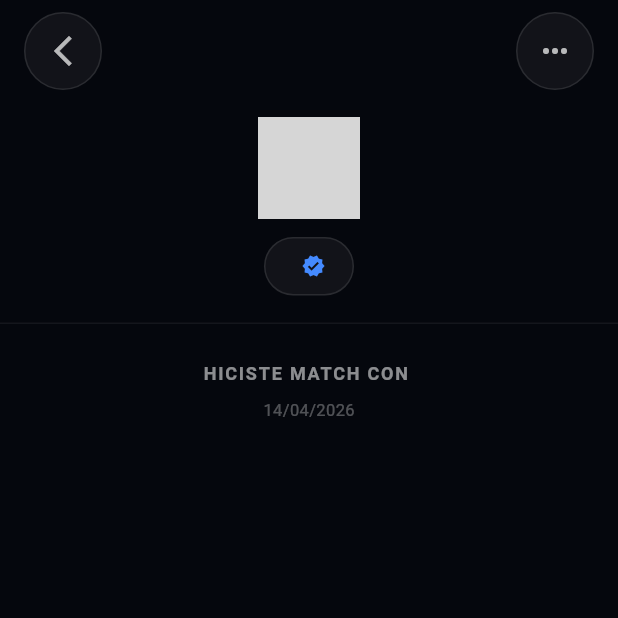
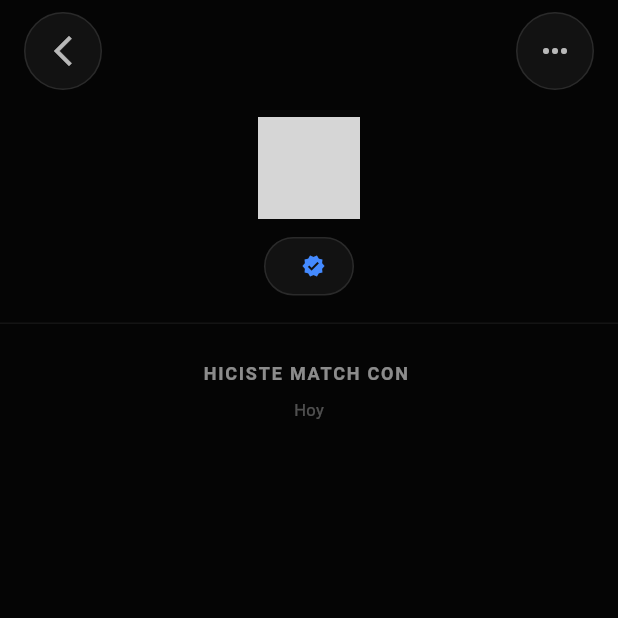
Before and after one commit to DanyRodri23/PawMatch, a Flutter app: the MatchSuccessScreen screen opened directly with empty values, after a tap on "Enviar mensaje", on a phone screen of 412 x 824 dp, the top half of it. Run offline on Flutter 3.47's test engine with Material 3 defaults, Android fonts, the phone set to English and light mode, and no system bars; our stand-ins replace confetti, firebase_auth, firebase_core, geolocator, image_picker, shared_preferences and 1 more; accounts and stored records are empty; network calls fail; grey boxes are pictures that could not be loaded.

Commit message:
cambios de chats

```diff
--- a/lib/data/chats_data.dart
+++ b/lib/data/chats_data.dart
@@ -4,23 +4,37 @@ class ChatsData {
   static List<String> blockedUsers = [];
   static List<String> reports = [];
 
-  static void createChat(Map<String, dynamic> pet) {
-    if (!chats.any((chat) => chat["id"] == pet["id"])) {
+  static void createChat(
+    Map<String, dynamic> pet,
+  ) {
+    if (!chats.any(
+      (chat) => chat["id"] == pet["id"],
+    )) {
       chats.add({
         "id": pet["id"],
         "name": pet["name"],
+
         "image": (pet["images"] != null &&
                 pet["images"] is List &&
                 pet["images"].isNotEmpty)
             ? pet["images"][0]
             : "",
+
         "images": pet["images"] ?? [],
+
         "petData": pet,
+
         "lastMessage": "",
+
         "messages": [],
+
         "unread": 0,
+
         "time": "Ahora",
-        "verified": pet["pedigree"] ?? false,
+
+        "verified":
+            pet["pedigree"] ?? false,
+
         "matchDate": DateTime.now(),
       });
     }
@@ -40,15 +54,16 @@ class ChatsData {
       "time": DateTime.now(),
     };
 
-    (chat["messages"] as List).add(newMessage);
+    (chat["messages"] as List).add(
+      newMessage,
+    );
 
     chat["lastMessage"] = message;
     chat["time"] = "Ahora";
   }
 
-  static List<Map<String, dynamic>> getMessages(
-    String chatId,
-  ) {
+  static List<Map<String, dynamic>>
+      getMessages(String chatId) {
     final chat = chats.firstWhere(
       (chat) => chat["id"] == chatId,
     );
@@ -58,7 +73,9 @@ class ChatsData {
     );
   }
 
-  static void markAsRead(String chatId) {
+  static void markAsRead(
+    String chatId,
+  ) {
     final chat = chats.firstWhere(
       (chat) => chat["id"] == chatId,
     );
@@ -66,9 +83,8 @@ class ChatsData {
     chat["unread"] = 0;
   }
 
-  static Map<String, dynamic>? getChatById(
-    String chatId,
-  ) {
+  static Map<String, dynamic>?
+      getChatById(String chatId) {
     final exists = chats.any(
       (chat) => chat["id"] == chatId,
     );
@@ -101,13 +117,18 @@ class ChatsData {
   static void blockUser(
     String chatId,
   ) {
-    blockedUsers.add(chatId);
+    if (!blockedUsers.contains(chatId)) {
+      blockedUsers.add(chatId);
+    }
+
     removeChatById(chatId);
   }
 
   static void reportUser(
     String chatId,
   ) {
-    reports.add(chatId);
+    if (!reports.contains(chatId)) {
+      reports.add(chatId);
+    }
   }
 }
--- a/lib/screens/chats/chat_detail_page.dart
+++ b/lib/screens/chats/chat_detail_page.dart
@@ -61,11 +61,46 @@ class _ChatDetailPageState
     return "${now.hour}:${now.minute.toString().padLeft(2, '0')}";
   }
 
-  String formatMatchDate(DateTime date) {
-    return
-        "${date.day.toString().padLeft(2, '0')}/"
-        "${date.month.toString().padLeft(2, '0')}/"
-        "${date.year}";
+  String getRelativeMatchTime(DateTime date) {
+    final now = DateTime.now();
+    final difference = now.difference(date);
+
+    if (difference.inDays < 1) {
+      return "Hoy";
+    }
+
+    if (difference.inDays == 1) {
+      return "Ayer";
+    }
+
+    if (difference.inDays < 7) {
+      return "Hace ${difference.inDays} días";
+    }
+
+    if (difference.inDays < 30) {
+      final weeks =
+          (difference.inDays / 7).floor();
+
+      return weeks == 1
+          ? "Hace 1 semana"
+          : "Hace $weeks semanas";
+    }
+
+    if (difference.inDays < 365) {
+      final months =
+          (difference.inDays / 30).floor();
+
+      return months == 1
+          ? "Hace 1 mes"
+          : "Hace $months meses";
+    }
+
+    final years =
+        (difference.inDays / 365).floor();
+
+    return years == 1
+        ? "Hace 1 año"
+        : "Hace $years años";
   }
 
   void openPetProfile() {
@@ -166,13 +201,12 @@ class _ChatDetailPageState
                       BoxDecoration(
                     color: Colors.white24,
                     borderRadius:
-                        BorderRadius
-                            .circular(10),
+                        BorderRadius.circular(
+                      10,
+                    ),
                   ),
                 ),
-
                 const SizedBox(height: 20),
-
                 const Text(
                   "Herramientas de seguridad",
                   style: TextStyle(
@@ -182,21 +216,17 @@ class _ChatDetailPageState
                         FontWeight.bold,
                   ),
                 ),
-
                 const SizedBox(height: 24),
-
                 _sheetOption(
                   "Cancelar Match",
                   "Ya no te interesa, elimínalo de tus matches",
                   cancelMatch,
                 ),
-
                 _sheetOption(
                   "Bloquear",
                   "No verás perfiles ni ellos te verán",
                   blockUser,
                 ),
-
                 _sheetOption(
                   "Denunciar",
                   "No te preocupes, lo contaremos",
@@ -308,8 +338,7 @@ class _ChatDetailPageState
     Future.delayed(
       const Duration(seconds: 2),
       () {
-        newMessage["status"] =
-            "seen";
+        newMessage["status"] = "seen";
 
         if (mounted) {
           setState(() {});
@@ -323,7 +352,8 @@ class _ChatDetailPageState
   void scrollToBottom() {
     Future.delayed(
       const Duration(
-          milliseconds: 250),
+        milliseconds: 250,
+      ),
       () {
         if (!scrollController.hasClients) {
           return;
@@ -371,7 +401,7 @@ class _ChatDetailPageState
   Widget build(BuildContext context) {
     return Scaffold(
       backgroundColor:
-          const Color(0xFF05070D),
+          const Color(0xFF050505),
       body: SafeArea(
         child: Column(
           children: [
@@ -404,7 +434,8 @@ class _ChatDetailPageState
               _circleButton(
                 Icons.arrow_back_ios_new,
                 () => Navigator.pop(
-                    context),
+                  context,
+                ),
               ),
               const Spacer(),
               _circleButton(
@@ -522,8 +553,9 @@ class _ChatDetailPageState
                 const SizedBox(height: 8),
                 Text(
                   matchDate != null
-                      ? formatMatchDate(
-                          matchDate)
+                      ? getRelativeMatchTime(
+                          matchDate,
+                        )
                       : "",
                   style:
                       const TextStyle(
@@ -562,8 +594,7 @@ class _ChatDetailPageState
                   bottom: 4,
                 ),
                 padding:
-                    const EdgeInsets
-                        .symmetric(
+                    const EdgeInsets.symmetric(
                   horizontal: 18,
                   vertical: 14,
                 ),
@@ -572,10 +603,8 @@ class _ChatDetailPageState
                   gradient: isMe
                       ? const LinearGradient(
                           colors: [
-                            Color(
-                                0xFF2F6BFF),
-                            Color(
-                                0xFF4A8DFF),
+                            Color(0xFF2F6BFF),
+                            Color(0xFF4A8DFF),
                           ],
                         )
                       : null,
@@ -583,8 +612,8 @@ class _ChatDetailPageState
                       ? null
                       : Colors.white
                           .withValues(
-                          alpha: 0.06,
-                        ),
+                        alpha: 0.06,
+                      ),
                   borderRadius:
                       BorderRadius.circular(
                     24,
@@ -592,8 +621,7 @@ class _ChatDetailPageState
                 ),
                 child: Text(
                   msg["text"] ?? "",
-                  style:
-                      TextStyle(
+                  style: TextStyle(
                     color: isMe
                         ? Colors.white
                         : Colors.white70,
@@ -601,7 +629,6 @@ class _ChatDetailPageState
                   ),
                 ),
               ),
-
               if (isMe)
                 Padding(
                   padding:
@@ -632,7 +659,8 @@ class _ChatDetailPageState
                 )
               else
                 const SizedBox(
-                    height: 14),
+                  height: 14,
+                ),
             ],
           ),
         );
@@ -656,8 +684,7 @@ class _ChatDetailPageState
             Expanded(
               child: Container(
                 padding:
-                    const EdgeInsets
-                        .symmetric(
+                    const EdgeInsets.symmetric(
                   horizontal: 18,
                 ),
                 decoration:
@@ -707,10 +734,8 @@ class _ChatDetailPageState
                   gradient:
                       LinearGradient(
                     colors: [
-                      Color(
-                          0xFF2F6BFF),
-                      Color(
-                          0xFF4A8DFF),
+                      Color(0xFF2F6BFF),
+                      Color(0xFF4A8DFF),
                     ],
                   ),
                 ),
```
